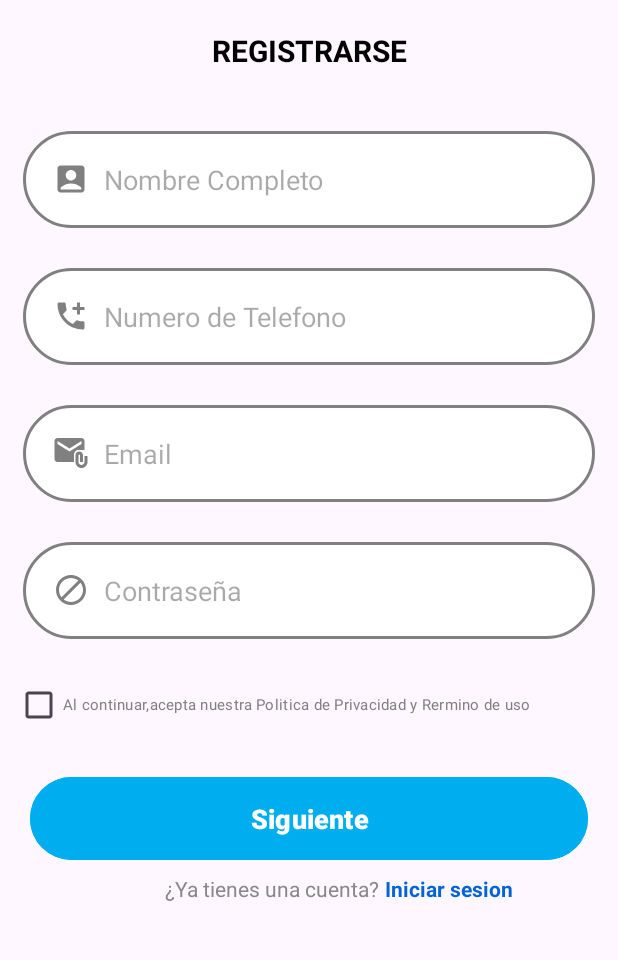
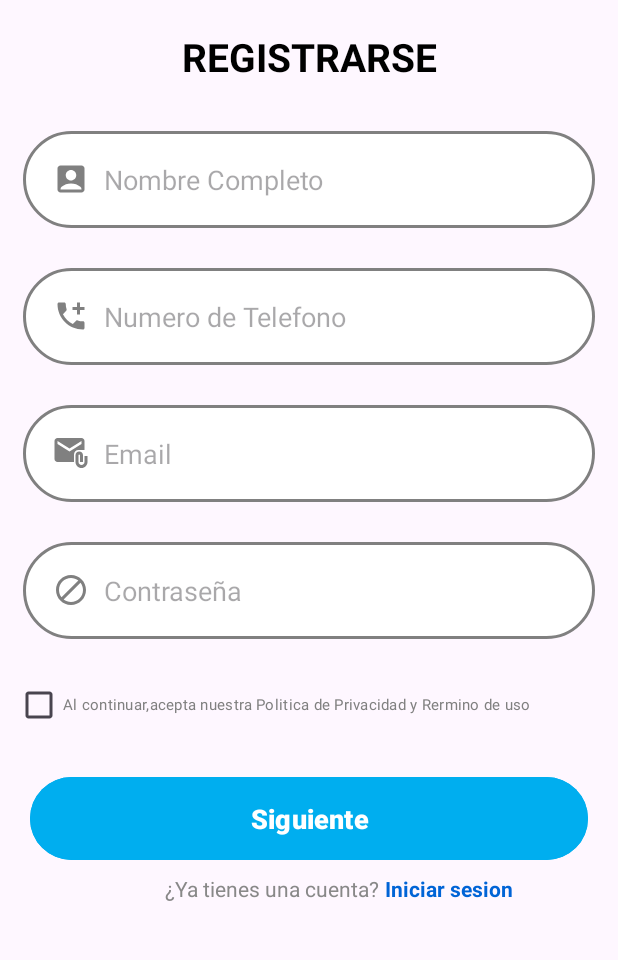
Before and after one commit to Angel96102/ProyectoGrupal, an Android app: the screen it shows after launch (MainActivity), on a phone screen of 412 x 824 dp, the part 210-1170 px from its top. Run offline under Robolectric (Android 15) with nearby library versions, the phone set to English and light mode, and no system bars.

Commit message:
tercer commit

```diff
--- a/app/src/main/res/layout/activity_main.xml
+++ b/app/src/main/res/layout/activity_main.xml
@@ -38,7 +38,7 @@
             android:text="@string/Registrase"
             android:textAlignment="center"
             android:textColor="@color/black"
-            android:textSize="20sp"
+            android:textSize="26sp"
             android:textStyle="bold" />
 
         <EditText
```
